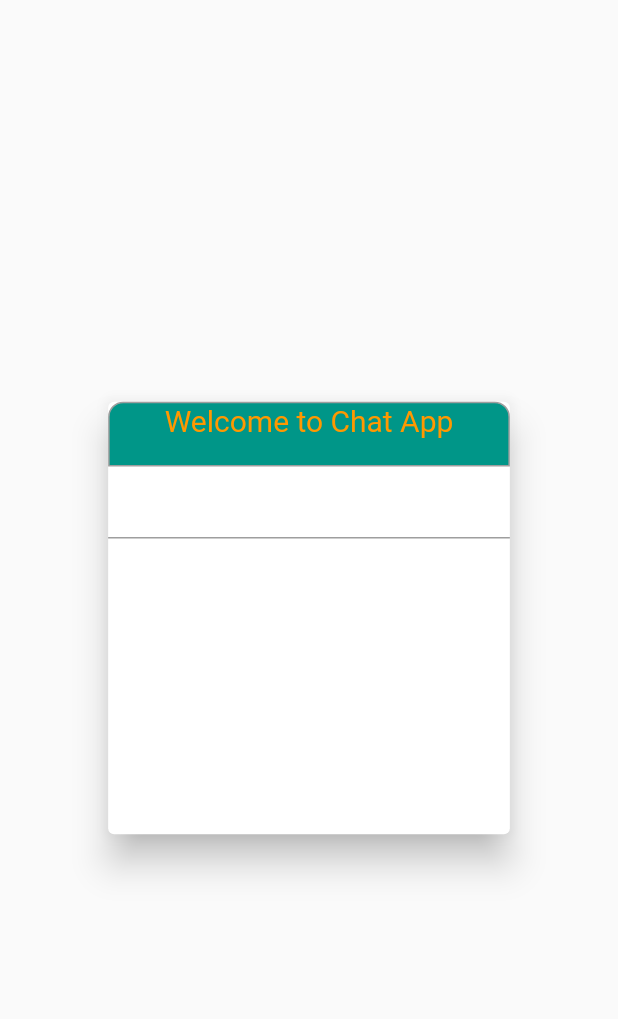
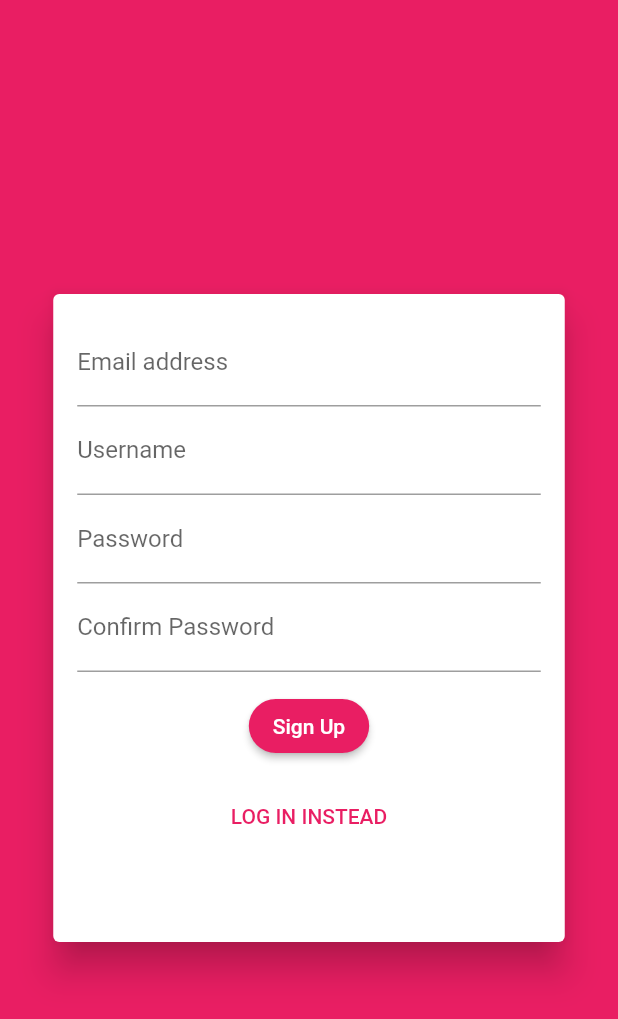
Before and after one commit to Abdulvokhid4977/chatting_app, a Flutter app: the AuthScreen screen opened directly, on a phone screen of 412 x 824 dp. Shown: the top 1019 px of the screen. Run offline on Flutter 3.47's test engine with Material 2 defaults, Android fonts, the phone set to English and light mode, and no system bars; our stand-ins replace cloud_firestore, firebase_auth, firebase_core; accounts and stored records are empty.

Commit message:
until message bubbles

```diff
--- a/lib/screen/auth_screen.dart
+++ b/lib/screen/auth_screen.dart
@@ -1,4 +1,9 @@
 import 'package:flutter/material.dart';
+import 'package:firebase_auth/firebase_auth.dart';
+import 'package:flutter/services.dart';
+import 'package:cloud_firestore/cloud_firestore.dart';
+
+import '../widgets/auth/auth_form.dart';
 
 class AuthScreen extends StatefulWidget {
   const AuthScreen({Key? key}) : super(key: key);
@@ -8,47 +13,61 @@ class AuthScreen extends StatefulWidget {
 }
 
 class _AuthScreenState extends State<AuthScreen> {
+  late bool _isLoading;
+  final auth = FirebaseAuth.instance;
+  @override
+  void initState() {
+    _isLoading=false;
+    super.initState();
+  }
+  void _passData(String name, String email, String password, bool isLogin,
+      BuildContext ctx) async {
+    UserCredential authResult;
+    try {
+      setState(() {
+        _isLoading=true;
+      });
+      if (isLogin) {
+        authResult = await auth.signInWithEmailAndPassword(
+          email: email,
+          password: password,
+        );
+      } else {
+        authResult = await auth.createUserWithEmailAndPassword(
+          email: email,
+          password: password,
+        );
+        await FirebaseFirestore.instance.collection('users')
+            .doc(authResult.user!.uid)
+            .set({'username': name, 'email': email});
+      }
+    } on PlatformException catch (error) {
+      String? message = 'Something went wrong, check your credentials';
+      if (error.message != null) {
+        message = error.message;
+      }
+      ScaffoldMessenger.of(ctx).showSnackBar(
+        SnackBar(
+          content: Text(message!),
+          backgroundColor: Theme.of(ctx).colorScheme.error,
+        ),
+      );
+      setState(() {
+        _isLoading=false;
+      });
+    } catch (err) {
+      debugPrint(err.toString());
+      setState(() {
+        _isLoading=false;
+      });
+    }
+  }
+
   @override
   Widget build(BuildContext context) {
-    double width = MediaQuery.of(context).size.width;
-    double height = MediaQuery.of(context).size.height;
     return Scaffold(
-      body: Center(
-        child: Card(
-          elevation: 10,
-          child: Container(
-            decoration: BoxDecoration(
-              borderRadius: BorderRadius.circular(10),
-            ),
-            height: height * 0.35,
-            width: width * 0.65,
-            child: Column(
-              children: [
-                Container(
-                  height: height * 0.35 * 0.15,
-                  decoration: BoxDecoration(
-                    color: Colors.teal,
-                    borderRadius: const BorderRadius.only(
-                        topLeft: Radius.circular(10),
-                        topRight: Radius.circular(10)),
-                    border: Border.all(width: 1, color: Colors.grey),
-                  ),
-                  width: double.infinity,
-                  child: const Text(
-                    'Welcome to Chat App',
-                    textAlign: TextAlign.center,
-                    style: TextStyle(
-                      fontSize: 20,
-                      color: Colors.orange,
-                    ),
-                  ),
-                ),
-                const TextField(),
-              ],
-            ),
-          ),
-        ),
-      ),
+      backgroundColor: Theme.of(context).colorScheme.background,
+      body: AuthForm(_passData, _isLoading),
     );
   }
 }
--- /dev/null
+++ b/lib/widgets/auth/auth_form.dart
@@ -0,0 +1,228 @@
+import 'package:flutter/material.dart';
+
+enum AuthMode { signup, login }
+
+class AuthForm extends StatefulWidget {
+  final void Function(String email, String name, String password, bool isLogin,
+      BuildContext ctx) passData;
+   final bool _isLoading;
+
+  const AuthForm(this.passData,this._isLoading, {super.key});
+
+  @override
+  State<AuthForm> createState() => _AuthFormState();
+}
+
+class _AuthFormState extends State<AuthForm>
+    with SingleTickerProviderStateMixin {
+  final _formKey = GlobalKey<FormState>();
+  String? _userName = '';
+  String? _userEmail = '';
+  String? _userPassword = '';
+  late bool _isLogin;
+  AuthMode authMode = AuthMode.signup;
+  RegExp regex =
+      RegExp(r'^(?=.*?[A-Z])(?=.*?[a-z])(?=.*?[0-9])(?=.*?[!@#\$&*~]).{8,}$');
+
+  final TextEditingController _pass = TextEditingController();
+
+  late AnimationController _controller;
+
+  @override
+  void initState() {
+    super.initState();
+    _isLogin=false;
+    _controller = AnimationController(
+      vsync: this,
+      duration: const Duration(
+        milliseconds: 300,
+      ),
+    );
+  }
+
+  @override
+  void dispose() {
+    _controller.dispose();
+    super.dispose();
+  }
+
+  void _trySubmit() {
+    final isValid = _formKey.currentState?.validate();
+    FocusScope.of(context).unfocus();
+    if (isValid == true) {
+      _formKey.currentState?.save();
+
+      widget.passData(_userName!.trim(), _userEmail!.trim(),
+          _userPassword!.trim(), _isLogin, context);
+    }
+  }
+
+  void changeAuthMode() {
+    setState(() {
+      authMode == AuthMode.signup
+          ? {authMode = AuthMode.login, _isLogin=true, _controller.forward()}
+          : {authMode = AuthMode.signup, _isLogin=false, _controller.reverse()};
+    });
+  }
+
+  @override
+  Widget build(BuildContext context) {
+    final deviceSize = MediaQuery.of(context).size;
+    return Center(
+      child: Card(
+        elevation: 10,
+        child: Padding(
+          padding: const EdgeInsets.all(16.0),
+          child: AnimatedContainer(
+            duration: const Duration(milliseconds: 300),
+            curve: Curves.easeIn,
+            height: authMode == AuthMode.signup ? 400 : 240,
+            // height: _heightAnimation.value.height,
+            constraints: BoxConstraints(
+                minHeight: authMode == AuthMode.signup ? 400 : 240),
+            width: deviceSize.width * 0.75,
+            child: Form(
+              key: _formKey,
+              child: SingleChildScrollView(
+                child: Column(
+                  children: [
+                    TextFormField(
+                      validator: (val) {
+                        if (val!.isEmpty) {
+                          return 'Please enter email address';
+                        }
+                        if (!(val.endsWith('.com')) || !(val.contains('@'))) {
+                          return 'Enter a valid email address';
+                        }
+                        return null;
+                      },
+                      keyboardType: TextInputType.emailAddress,
+                      decoration:
+                          const InputDecoration(label: Text('Email address')),
+                      onSaved: (val) {
+                        _userEmail = val;
+                      },
+                    ),
+                    authMode == AuthMode.signup
+                        ? Column(
+                            children: [
+                              TextFormField(
+                                validator: (val) {
+                                  if (val!.isEmpty) {
+                                    return 'Please enter username';
+                                  }
+                                  if (val.length < 6) {
+                                    return 'At least 6 characters';
+                                  }
+                                  return null;
+                                },
+                                keyboardType: TextInputType.name,
+                                decoration: const InputDecoration(
+                                    label: Text('Username')),
+                                onSaved: (val) {
+                                  _userName = val;
+                                },
+                              ),
+                              TextFormField(
+                                controller: _pass,
+                                validator: (val) {
+                                  if (val!.isEmpty) {
+                                    return 'Please enter password';
+                                  }
+                                  if (val.length < 6) {
+                                    return 'Password should be at least 8 characters long';
+                                  }
+                                  if (!regex.hasMatch(val)) {
+                                    return 'Enter a valid password: The password should contain digits, symbols, capital letter, and lower case letter';
+                                  }
+                                  return null;
+                                },
+                                obscuringCharacter: '*',
+                                obscureText: true,
+                                decoration: const InputDecoration(
+                                    label: Text('Password')),
+                                onSaved: (val) {
+                                  _userPassword = val;
+                                },
+                              ),
+                              TextFormField(
+                                validator: (val) {
+                                  if (val!.isEmpty) {
+                                    return 'Please enter password';
+                                  }
+
+                                  if (authMode == AuthMode.signup &&
+                                      val != _pass.text) {
+                                    return 'Passwords did not match';
+                                  }
+                                  if (val.length < 6) {
+                                    return 'Password should be at least 8 characters long';
+                                  }
+                                  if (!regex.hasMatch(val)) {
+                                    return 'Enter a valid password: The password should contain digits, symbols, capital letter, and lower case letter';
+                                  }
+
+                                  return null;
+                                },
+                                obscuringCharacter: '*',
+                                obscureText: true,
+                                decoration: InputDecoration(
+                                  label: Text(authMode == AuthMode.signup
+                                      ? 'Confirm Password'
+                                      : 'Password'),
+                                ),
+                                onSaved: (val) {
+                                  _userPassword = val;
+                                },
+                              ),
+                            ],
+                          )
+                        : TextFormField(
+                            controller: _pass,
+                            validator: (val) {
+                              if (val!.isEmpty) {
+                                return 'Please enter password';
+                              }
+                              if (val.length < 6) {
+                                return 'Password should be at least 8 characters long';
+                              }
+                              if (!regex.hasMatch(val)) {
+                                return 'Enter a valid password: The password should contain digits, symbols, capital letter, and lower case letter';
+                              }
+                              return null;
+                            },
+                            obscuringCharacter: '*',
+                            obscureText: true,
+                            decoration:
+                                const InputDecoration(label: Text('Password')),
+                            onSaved: (val) {
+                              _userPassword = val;
+                            },
+                          ),
+                    const SizedBox(
+                      height: 12,
+                    ),
+                    widget._isLoading ?const CircularProgressIndicator():
+                    ElevatedButton(
+                      onPressed: _trySubmit,
+                      child: Text(
+                          authMode == AuthMode.signup ? 'Sign Up' : 'Log in'),
+                    ),
+                    const SizedBox(
+                      height: 12,
+                    ),
+                    TextButton(
+                      onPressed: changeAuthMode,
+                      child: Text(
+                          '${authMode == AuthMode.signup ? 'LOG IN' : 'SIGN UP'} INSTEAD'),
+                    ),
+                  ],
+                ),
+              ),
+            ),
+          ),
+        ),
+      ),
+    );
+  }
+}
--- a/pubspec.yaml
+++ b/pubspec.yaml
@@ -39,6 +39,7 @@ dependencies:
   cupertino_icons: ^1.0.2
   cloud_firestore: ^4.3.1
   firebase_core: ^2.4.1
+  firebase_auth: ^4.2.6
 
 dev_dependencies:
   flutter_test:
```
Also changed, not shown: lib/chats/mesages.dart (added, +27 -0 lines), lib/chats/new_message.dart (added, +49 -0 lines), lib/main.dart (+29 -7 lines), lib/screen/chat_screen.dart (+37 -16 lines), pubspec.lock, 2 other files.
